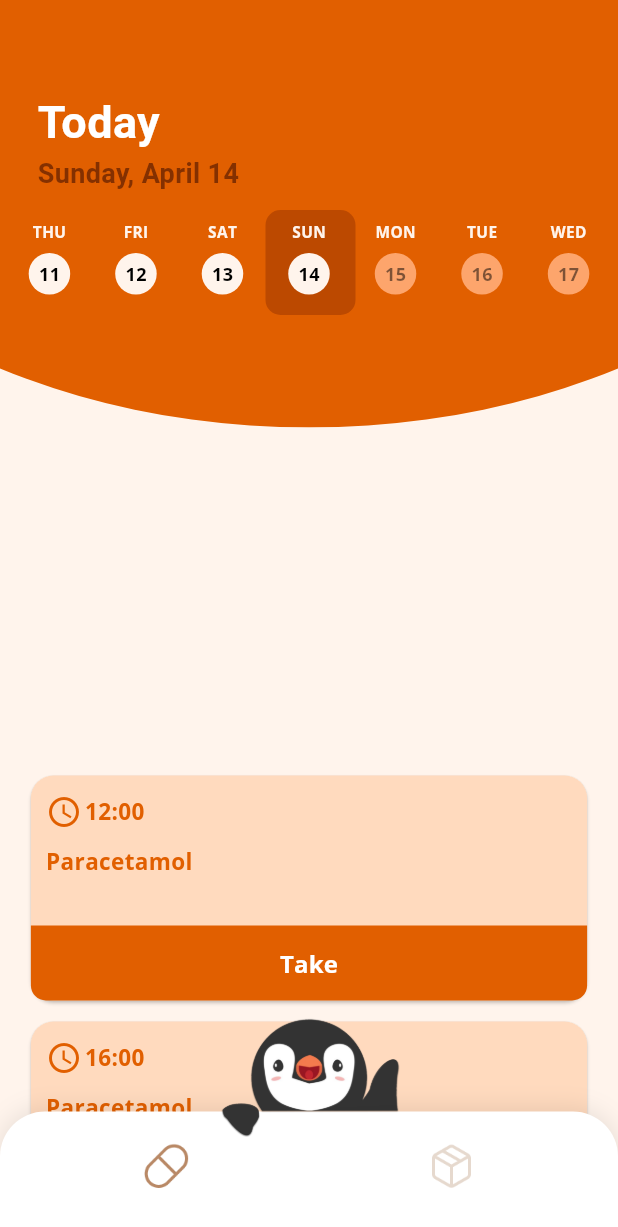
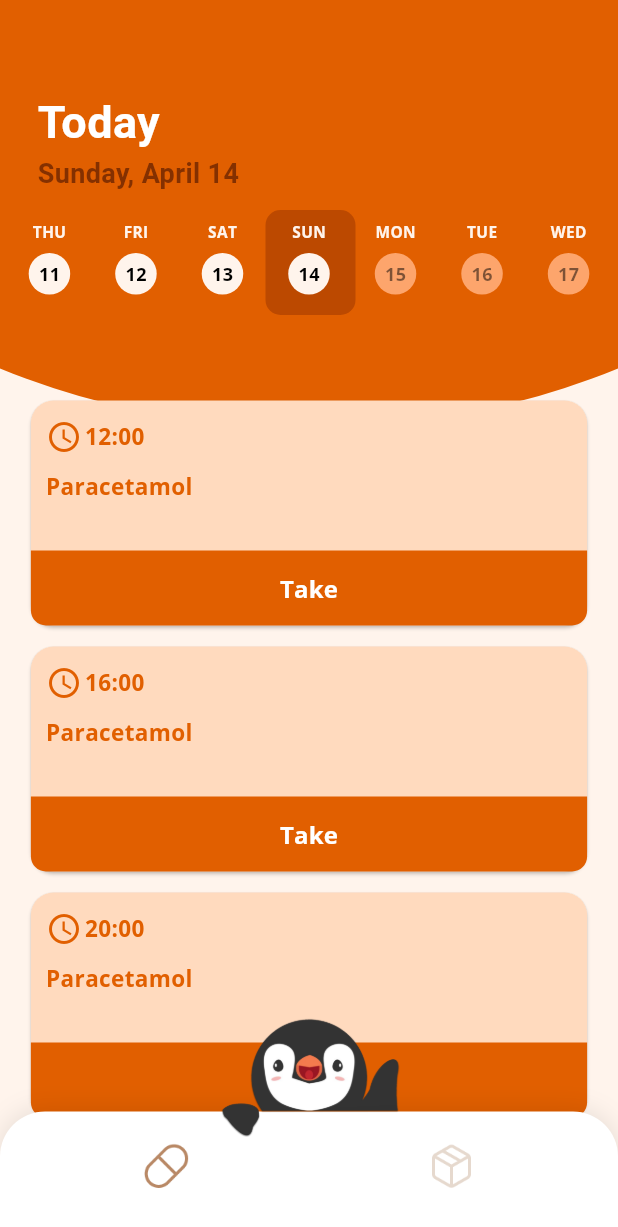
Before and after one commit to YZ1GO/L.EIC017_ES_PRJ, a Flutter app: the screen it shows after launch, on a phone screen of 412 x 824 dp. Shown: the top 1227 px of the screen. Run offline on Flutter 3.47's test engine with Material 3 defaults, Android fonts, the phone set to English and light mode, and no system bars; our stand-ins replace firebase_core, firebase_database, flutter_local_notifications, permission_handler, shared_preferences; accounts and stored records are empty.

Commit message:
adjusted initial position

```diff
--- a/app/lib/screens/home_screen.dart
+++ b/app/lib/screens/home_screen.dart
@@ -21,10 +21,10 @@ class HomeScreenState extends State<HomeScreen> {
         children: [
           eclipse_background(),
           const CalendarWidget(),
-          Positioned( // Add MedicationReminderWidget here
+          Positioned(
             left: 0,
             right: 0,
-            top: 500, // Adjust the position as needed
+            top: 250,
             child: MedicationReminderWidget(
               medicamentName: 'Paracetamol', // Default medicament name
               dayAdded: DateTime.now(), // Today's date
```
